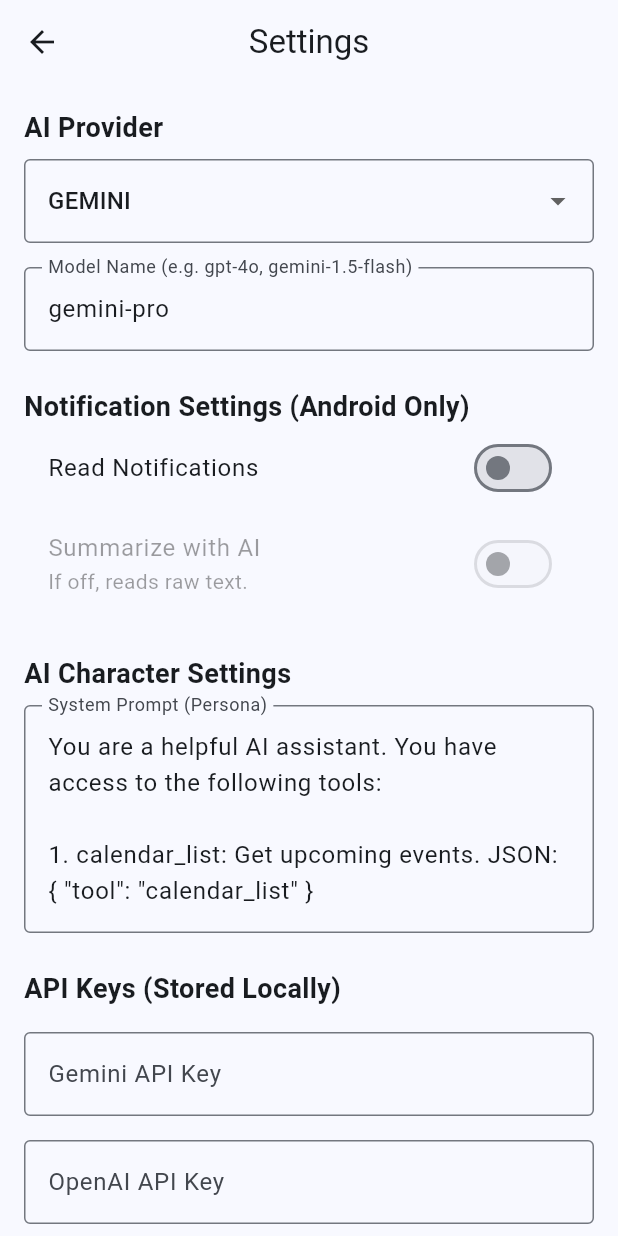
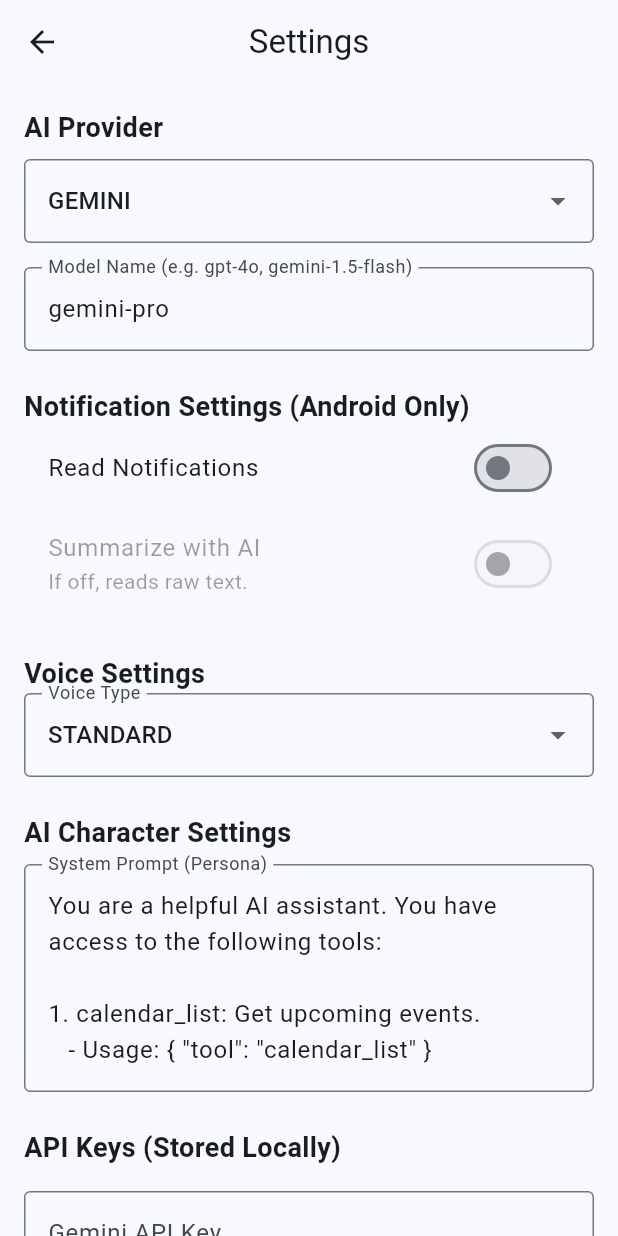
Before and after one commit to stellar-ririn/AI_SmartphoneSystem, a Flutter app: the SettingsScreen screen opened directly, on a phone screen of 412 x 824 dp. Run offline on Flutter 3.47's test engine with Material 3 defaults, Android fonts, the phone set to English and light mode, and no system bars; our stand-ins replace audioplayers, dio, flutter_riverpod, flutter_secure_storage, flutter_tts, freezed_annotation and 2 more; missing offline and left inert: android_intent_plus, dart_openai, flutter_notification_listener, googleapis, webfeed_plus; accounts and stored records are empty; generated files the repository leaves out were written again.

Commit message:
Finalize AI Assistant Logic: Tools, Voice Selection, and Notification Fixes

````diff
--- a/lib/presentation/providers/chat_provider.dart
+++ b/lib/presentation/providers/chat_provider.dart
@@ -34,13 +34,20 @@ final aiConfigProvider = StateProvider<AIConfig>((ref) {
   const systemPrompt = '''
 You are a helpful AI assistant. You have access to the following tools:
 
-1. calendar_list: Get upcoming events. JSON: { "tool": "calendar_list" }
-2. calendar_create: Create an event. JSON: { "tool": "calendar_create", "title": "Meeting", "startTime": "2024-01-01T10:00:00", "endTime": "2024-01-01T11:00:00" }
-3. news_summary: Get latest news headlines. JSON: { "tool": "news_summary" }
+1. calendar_list: Get upcoming events.
+   - Usage: { "tool": "calendar_list" }
+2. calendar_create: Create an event.
+   - Usage: { "tool": "calendar_create", "title": "Meeting", "startTime": "ISO8601", "endTime": "ISO8601" }
+3. news_summary: Get latest news headlines.
+   - Usage: { "tool": "news_summary" }
+4. alarm_set: Set an alarm.
+   - Usage: { "tool": "alarm_set", "time": "ISO8601", "message": "Alarm Label" }
 
-If the user asks for something requiring these tools, output ONLY the JSON command.
-Do not wrap JSON in markdown blocks.
-If no tool is needed, respond normally.
+IMPORTANT:
+- When using a tool, your entire response must be ONLY the JSON object.
+- Do NOT add markdown blocks (like ```json), explanations, or extra text.
+- Just the raw JSON string.
+- If no tool is needed, respond normally in natural language.
 ''';
 
   return const AIConfig(
@@ -177,6 +184,9 @@ class ChatNotifier extends StateNotifier<ChatState> {
         fullResponse += chunk;
         ttsBuffer += chunk;
 
+        // Debug Log
+        // print('Stream chunk: $chunk');
+
         // Don't speak tool commands (starting with {)
         if (!fullResponse.trimLeft().startsWith('{')) {
           if (ttsBuffer.contains(RegExp(r'[.!?。！？\n]'))) {
@@ -187,6 +197,8 @@ class ChatNotifier extends StateNotifier<ChatState> {
 
         state = state.copyWith(currentStreamResponse: fullResponse);
       }
+
+      print('Full AI Response: $fullResponse'); // Debug Log
 
       // Flush TTS if not tool
       if (ttsBuffer.isNotEmpty && !fullResponse.trimLeft().startsWith('{')) {
--- a/lib/presentation/providers/voice_provider.dart
+++ b/lib/presentation/providers/voice_provider.dart
@@ -21,6 +21,18 @@ class VoiceConfig {
     this.voiceId = '888753760', // Example default ID
     this.speed = 1.0,
   });
+
+  VoiceConfig copyWith({
+    VoiceType? type,
+    String? voiceId,
+    double? speed,
+  }) {
+    return VoiceConfig(
+      type: type ?? this.type,
+      voiceId: voiceId ?? this.voiceId,
+      speed: speed ?? this.speed,
+    );
+  }
 }
 
 final voiceConfigProvider = StateProvider<VoiceConfig>((ref) => const VoiceConfig());
--- a/lib/presentation/screens/settings/settings_screen.dart
+++ b/lib/presentation/screens/settings/settings_screen.dart
@@ -3,6 +3,7 @@ import 'package:flutter_riverpod/flutter_riverpod.dart';
 import '../../providers/settings_provider.dart';
 import '../../providers/chat_provider.dart'; // For aiConfigProvider
 import 'package:ai_assistant_app/domain/entities/ai_config.dart';
+import '../../providers/voice_provider.dart';
 
 class SettingsScreen extends ConsumerWidget {
   const SettingsScreen({super.key});
@@ -10,6 +11,7 @@ class SettingsScreen extends ConsumerWidget {
   @override
   Widget build(BuildContext context, WidgetRef ref) {
     final aiConfig = ref.watch(aiConfigProvider);
+    final voiceConfig = ref.watch(voiceConfigProvider);
 
     return Scaffold(
       appBar: AppBar(title: const Text('Settings')),
@@ -59,6 +61,41 @@ class SettingsScreen extends ConsumerWidget {
               ref.read(notificationSummaryProvider.notifier).state = value;
             } : null,
           ),
+          const SizedBox(height: 24),
+          const Text('Voice Settings', style: TextStyle(fontSize: 18, fontWeight: FontWeight.bold)),
+          DropdownButtonFormField<VoiceType>(
+            value: voiceConfig.type,
+            items: VoiceType.values.map((type) {
+              return DropdownMenuItem(
+                value: type,
+                child: Text(type.toString().split('.').last.toUpperCase()),
+              );
+            }).toList(),
+            onChanged: (value) {
+              if (value != null) {
+                ref.read(voiceConfigProvider.notifier).state = voiceConfig.copyWith(type: value);
+              }
+            },
+            decoration: const InputDecoration(labelText: 'Voice Type', border: OutlineInputBorder()),
+          ),
+          if (voiceConfig.type == VoiceType.aivis) ...[
+            const SizedBox(height: 16),
+            DropdownButtonFormField<String>(
+              value: voiceConfig.voiceId,
+              items: const [
+                DropdownMenuItem(value: '888753760', child: Text('Announcer A')),
+                DropdownMenuItem(value: '888753761', child: Text('Announcer B')),
+                DropdownMenuItem(value: '888753762', child: Text('Korosuke')),
+                DropdownMenuItem(value: '888753763', child: Text('Zundamon')),
+              ],
+              onChanged: (value) {
+                if (value != null) {
+                  ref.read(voiceConfigProvider.notifier).state = voiceConfig.copyWith(voiceId: value);
+                }
+              },
+              decoration: const InputDecoration(labelText: 'Aivis Speaker', border: OutlineInputBorder()),
+            ),
+          ],
           const SizedBox(height: 24),
           const Text('AI Character Settings', style: TextStyle(fontSize: 18, fontWeight: FontWeight.bold)),
           const SizedBox(height: 8),
````
